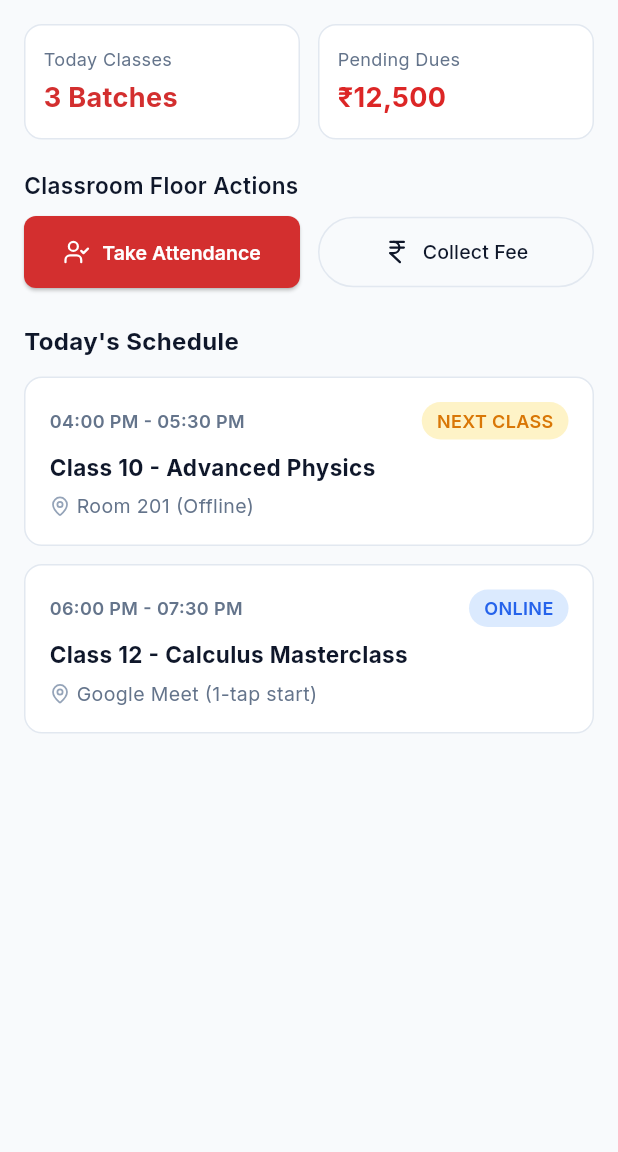
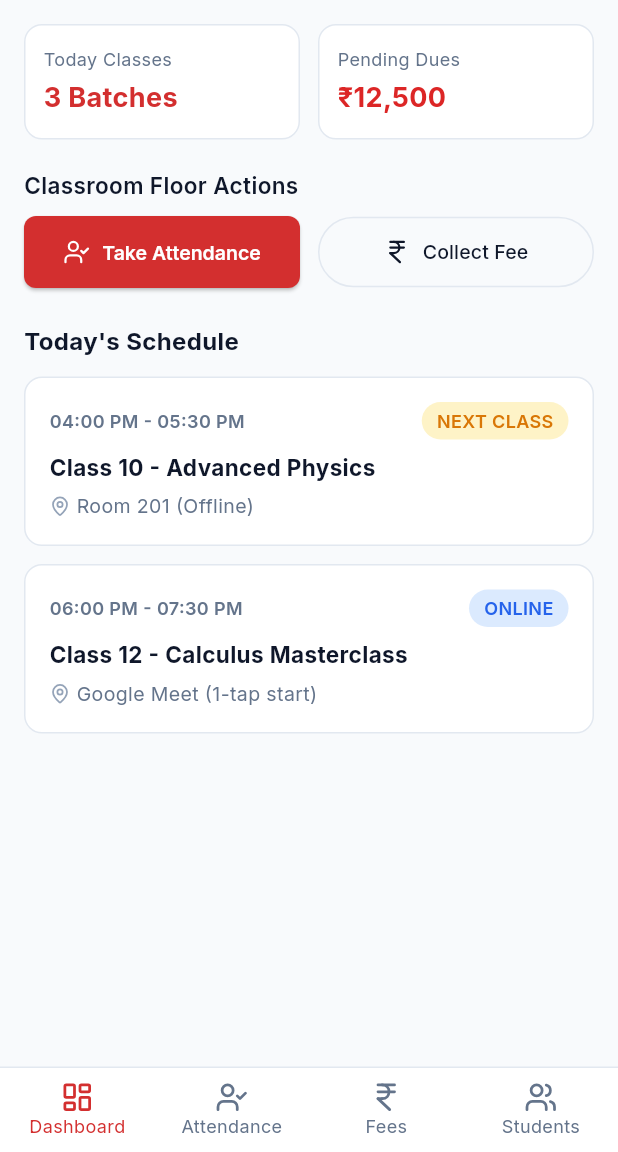
Before and after one commit to sanjoy-ss/startup-projects, a Flutter app: the screen it shows after launch, on a phone screen of 412 x 824 dp, the part 84-1236 px from its top. Run offline on Flutter 3.47's test engine with Material 3 defaults, Android fonts, the phone set to English and light mode, and no system bars; our stand-ins replace dio, get, google_fonts, hive, hive_flutter, lucide_icons_flutter; accounts and stored records are empty.

Commit message:
feat(alogyan_app): implement GetX reactive state with pure StatelessWidgets and BottomNavigationBar

```diff
--- a/alogyan_app/lib/app.dart
+++ b/alogyan_app/lib/app.dart
@@ -1,17 +1,18 @@
 import 'package:flutter/material.dart';
+import 'package:get/get.dart';
 import 'core/constants/styles.dart';
-import 'features/dashboard/screens/dashboard_screen.dart';
+import 'features/navigation/screens/main_navigation_shell.dart';
 
 class AlogyanApp extends StatelessWidget {
   const AlogyanApp({super.key});
 
   @override
   Widget build(BuildContext context) {
-    return MaterialApp(
+    return GetMaterialApp(
       title: 'Alogyan Companion',
       debugShowCheckedModeBanner: false,
       theme: AlogyanStyles.themeData,
-      home: const DashboardScreen(),
+      home: const MainNavigationShell(),
     );
   }
 }
--- /dev/null
+++ b/alogyan_app/lib/features/navigation/controllers/navigation_controller.dart
@@ -0,0 +1,9 @@
+import 'package:get/get.dart';
+
+class NavigationController extends GetxController {
+  final RxInt currentIndex = 0.obs;
+
+  void changeTab(int index) {
+    currentIndex.value = index;
+  }
+}
--- /dev/null
+++ b/alogyan_app/lib/features/navigation/screens/main_navigation_shell.dart
@@ -0,0 +1,70 @@
+import 'package:flutter/material.dart';
+import 'package:get/get.dart';
+import 'package:lucide_icons_flutter/lucide_icons.dart';
+import '../../../core/constants/colors.dart';
+import '../../attendance/screens/quick_attendance_screen.dart';
+import '../../dashboard/screens/dashboard_screen.dart';
+import '../../fees/screens/quick_fee_screen.dart';
+import '../../students/screens/students_screen.dart';
+import '../controllers/navigation_controller.dart';
+
+class MainNavigationShell extends StatelessWidget {
+  const MainNavigationShell({super.key});
+
+  static const List<Widget> _pages = [
+    DashboardScreen(),
+    QuickAttendanceScreen(),
+    QuickFeeScreen(),
+    StudentsScreen(),
+  ];
+
+  @override
+  Widget build(BuildContext context) {
+    final navController = Get.put(NavigationController());
+
+    return Scaffold(
+      body: Obx(() => IndexedStack(
+            index: navController.currentIndex.value,
+            children: _pages,
+          )),
+      bottomNavigationBar: Container(
+        decoration: const BoxDecoration(
+          border: Border(
+            top: BorderSide(color: AlogyanColors.border, width: 1),
+          ),
+        ),
+        child: Obx(
+          () => BottomNavigationBar(
+            currentIndex: navController.currentIndex.value,
+            onTap: navController.changeTab,
+            type: BottomNavigationBarType.fixed,
+            backgroundColor: AlogyanColors.surface,
+            selectedItemColor: AlogyanColors.primary,
+            unselectedItemColor: AlogyanColors.textSecondary,
+            selectedFontSize: 12,
+            unselectedFontSize: 12,
+            elevation: 0,
+            items: const [
+              BottomNavigationBarItem(
+                icon: Icon(LucideIcons.layoutDashboard, size: 22),
+                label: 'Dashboard',
+              ),
+              BottomNavigationBarItem(
+                icon: Icon(LucideIcons.userCheck, size: 22),
+                label: 'Attendance',
+              ),
+              BottomNavigationBarItem(
+                icon: Icon(LucideIcons.indianRupee, size: 22),
+                label: 'Fees',
+              ),
+              BottomNavigationBarItem(
+                icon: Icon(LucideIcons.users, size: 22),
+                label: 'Students',
+              ),
+            ],
+          ),
+        ),
+      ),
+    );
+  }
+}
--- a/alogyan_app/pubspec.yaml
+++ b/alogyan_app/pubspec.yaml
@@ -34,7 +34,6 @@ dependencies:
   # The following adds the Cupertino Icons font to your application.
   # Use with the CupertinoIcons class for iOS style icons.
   cupertino_icons: ^1.0.8
-  flutter_riverpod: ^3.4.3
   dio: ^5.11.1
   hive: ^2.2.3
   hive_flutter: ^1.1.0
@@ -44,6 +43,7 @@ dependencies:
   intl: ^0.20.3
   google_fonts: ^8.2.1
   lucide_icons_flutter: ^3.1.20
+  get: ^4.7.3
 dev_dependencies:
   flutter_test:
     sdk: flutter
```
Also changed, not shown: alogyan_app/lib/features/attendance/controllers/attendance_controller.dart (added, +80 -0 lines), alogyan_app/lib/features/attendance/screens/quick_attendance_screen.dart (+25 -54 lines), alogyan_app/lib/features/dashboard/screens/dashboard_screen.dart (+15 -12 lines), alogyan_app/lib/features/fees/controllers/fee_controller.dart (added, +43 -0 lines), alogyan_app/lib/features/fees/screens/quick_fee_screen.dart (+30 -37 lines), alogyan_app/lib/features/students/controllers/students_controller.dart (added, +58 -0 lines), alogyan_app/lib/features/students/screens/students_screen.dart (added, +108 -0 lines), alogyan_app/lib/main.dart (+5 -6 lines), alogyan_app/pubspec.lock, 6 other files.
